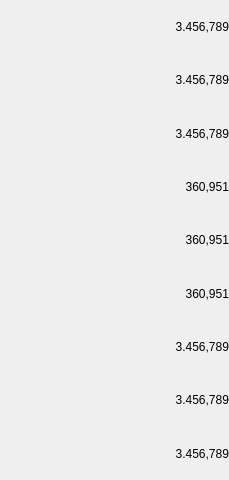
Old version of the form src/statusInfo/Position/Position.ui in the repository DjangoReinhard/FalconView.
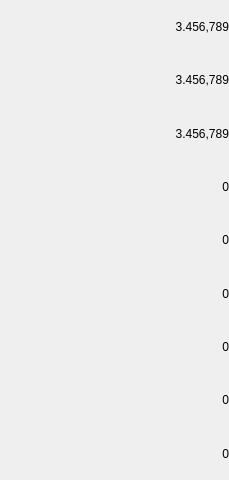
New version of the form. Custom widgets are drawn as their Qt base class.

What changed in the file:
```diff
--- a/src/statusInfo/Position/Position.ui
+++ b/src/statusInfo/Position/Position.ui
@@ -95,7 +95,7 @@
       </sizepolicy>
      </property>
      <property name="text">
-      <string notr="true">360,951</string>
+      <string notr="true">0</string>
      </property>
      <property name="alignment">
       <set>Qt::AlignRight|Qt::AlignTrailing|Qt::AlignVCenter</set>
@@ -114,7 +114,7 @@
       </sizepolicy>
      </property>
      <property name="text">
-      <string notr="true">360,951</string>
+      <string notr="true">0</string>
      </property>
      <property name="alignment">
       <set>Qt::AlignRight|Qt::AlignTrailing|Qt::AlignVCenter</set>
@@ -133,7 +133,7 @@
       </sizepolicy>
      </property>
      <property name="text">
-      <string notr="true">360,951</string>
+      <string notr="true">0</string>
      </property>
      <property name="alignment">
       <set>Qt::AlignRight|Qt::AlignTrailing|Qt::AlignVCenter</set>
@@ -152,7 +152,7 @@
       </sizepolicy>
      </property>
      <property name="text">
-      <string notr="true">3.456,789</string>
+      <string notr="true">0</string>
      </property>
      <property name="alignment">
       <set>Qt::AlignRight|Qt::AlignTrailing|Qt::AlignVCenter</set>
@@ -171,7 +171,7 @@
       </sizepolicy>
      </property>
      <property name="text">
-      <string notr="true">3.456,789</string>
+      <string notr="true">0</string>
      </property>
      <property name="alignment">
       <set>Qt::AlignRight|Qt::AlignTrailing|Qt::AlignVCenter</set>
@@ -190,7 +190,7 @@
       </sizepolicy>
      </property>
      <property name="text">
-      <string notr="true">3.456,789</string>
+      <string notr="true">0</string>
      </property>
      <property name="alignment">
       <set>Qt::AlignRight|Qt::AlignTrailing|Qt::AlignVCenter</set>
```
